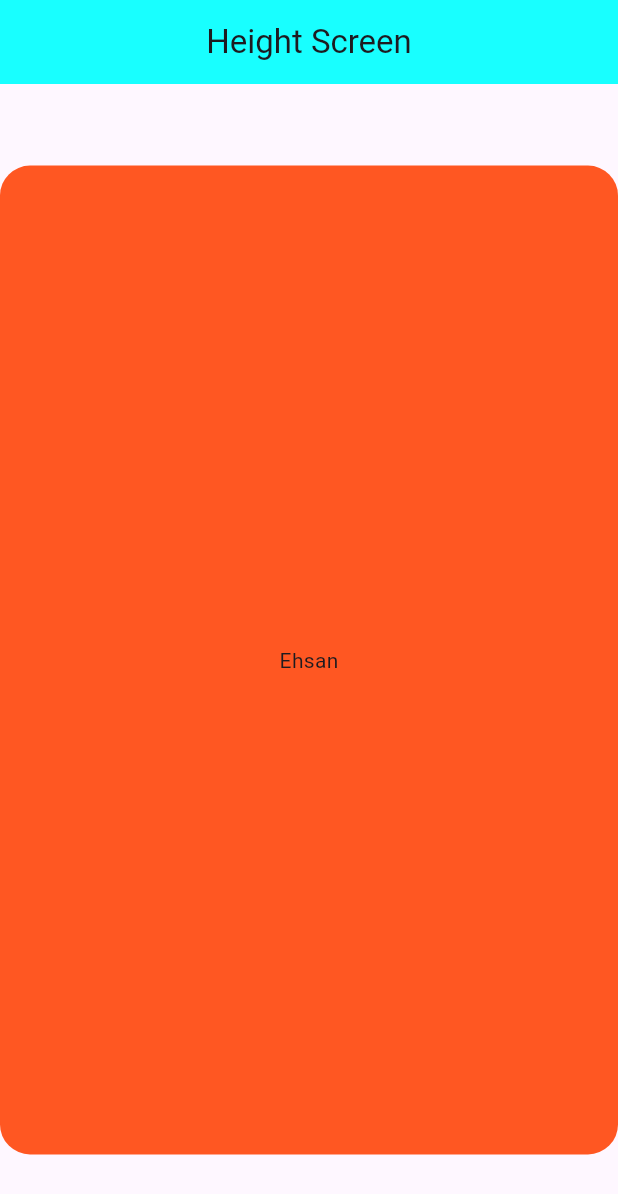
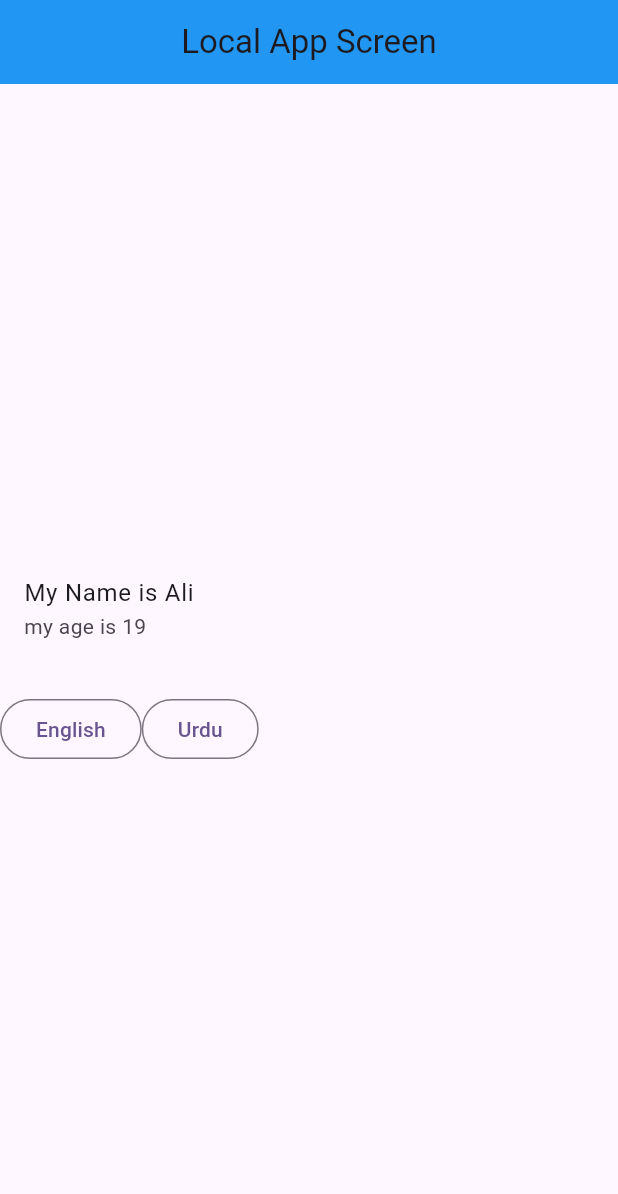
Before and after one commit to MEhsan1237/Getx, a Flutter app: the screen it shows after launch, on a phone screen of 412 x 824 dp. Shown: the top 1194 px of the screen. Run offline on Flutter 3.47's test engine with Material 3 defaults, Android fonts, the phone set to English and light mode, and no system bars; our stand-ins replace get.

Commit message:
upload changes

```diff
--- a/lib/main.dart
+++ b/lib/main.dart
@@ -1,8 +1,10 @@
 import 'package:flutter/material.dart';
 import 'package:get/get.dart';
 import 'package:getx/screens/height_screen.dart';
+import 'package:getx/screens/local_screen.dart';
 import 'package:getx/screens/one_screen.dart';
 import 'package:getx/screens/three_screen.dart';
+import 'package:getx/screens/translation/languages_class.dart';
 import 'package:getx/screens/two_screen.dart';
 
 void main() {
@@ -16,13 +18,16 @@ class MyApp extends StatelessWidget {
   @override
   Widget build(BuildContext context) {
     return GetMaterialApp(
+      locale: Locale('en','US'),
+      fallbackLocale: Locale('en','US'),
+      translations: Languages(),
       debugShowCheckedModeBanner: false,
       title: 'Flutter Demo',
       theme: ThemeData(
 
         colorScheme: ColorScheme.fromSeed(seedColor: Colors.deepPurple),
       ),
-      home: const HeightScreen(),
+      home: const LocalScreen(),
       getPages: [
         GetPage(name: "/", page:()=> OneScreen()),
         GetPage(name: "/twoScreen", page:()=> TwoScreen()),
--- /dev/null
+++ b/lib/screens/local_screen.dart
@@ -0,0 +1,47 @@
+import 'package:flutter/material.dart';
+import 'package:get/get.dart';
+
+class LocalScreen extends StatefulWidget {
+  const LocalScreen({super.key});
+
+  @override
+  State<LocalScreen> createState() => _LocalScreenState();
+}
+
+class _LocalScreenState extends State<LocalScreen> {
+  @override
+  Widget build(BuildContext context) {
+    return Scaffold(
+      appBar: AppBar(
+        title: Text("Local App Screen"),
+        backgroundColor: Colors.blue,
+        centerTitle: true,
+      ),
+      body: Center(
+        child: Column(
+          crossAxisAlignment: CrossAxisAlignment.center,
+          mainAxisAlignment: MainAxisAlignment.center,
+          children: [
+            ListTile(
+              title: Text('name'.tr),
+              subtitle: Text('age'.tr),
+            ),
+            SizedBox(height: 20,),
+            Row(
+              children: [
+                OutlinedButton(onPressed: (){
+                  Get.updateLocale(Locale('en_Us'));
+                }, child: Text("English")),
+                OutlinedButton(onPressed: (){
+                  Get.updateLocale(Locale('ur_Pk'));
+                }, child: Text("Urdu")),
+
+              ],
+            )
+          ],
+        ),
+      ),
+
+    );
+  }
+}
--- /dev/null
+++ b/lib/screens/translation/languages_class.dart
@@ -0,0 +1,24 @@
+import 'package:flutter/material.dart';
+import 'package:get/get.dart';
+
+class Languages extends Translations {
+
+  @override
+  // TODO: implement keys
+  Map<String, Map<String, String>> get keys =>
+      {
+        'en_US': {
+          'name': 'My Name is Ali',
+          'age': 'my age is 19',
+
+        },
+        'ur_PK': {
+          'name': 'میرا نام علی ہے۔',
+          'age': 'میری عمر 19 سال ہے۔',
+
+        },
+      };
+
+
+
+}
```
